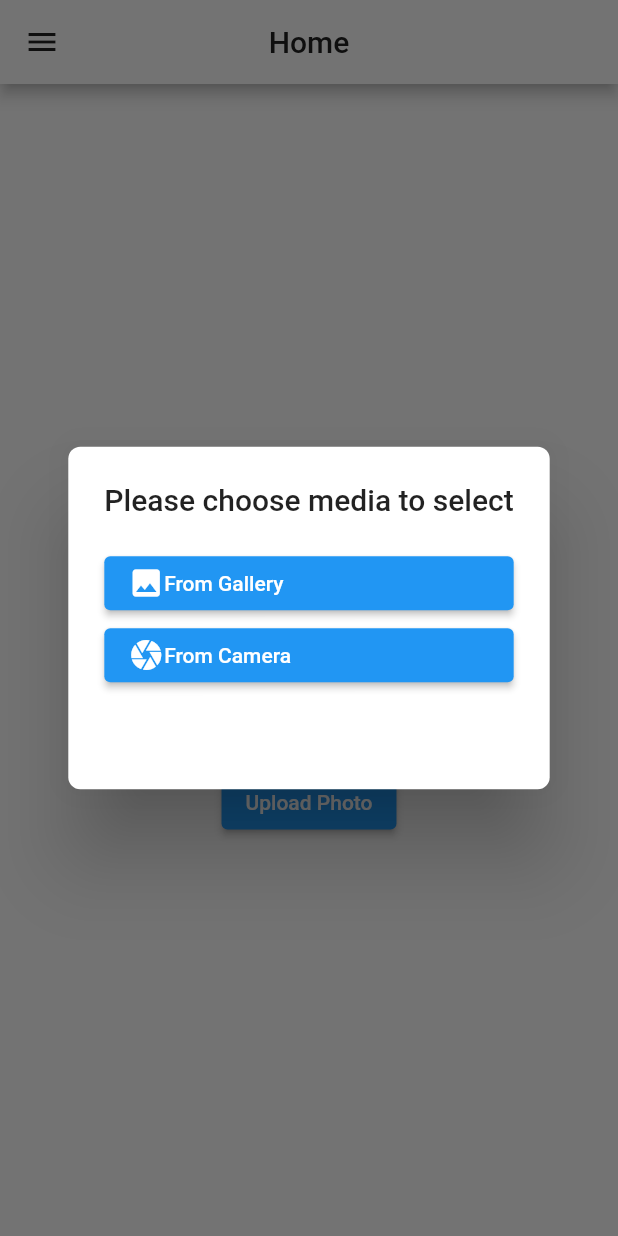
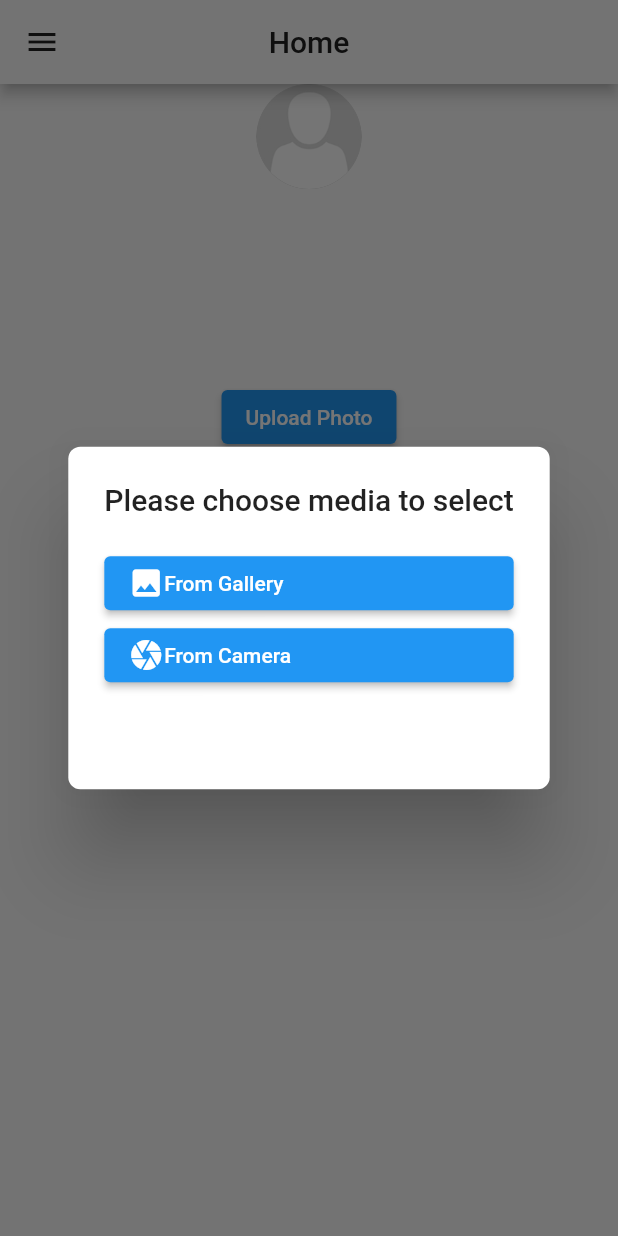
Before and after one commit to PackmarRionLouji/Pneumonia_detection_app, a Flutter app: the HomeScreen screen opened directly with empty values, after a tap on "Upload Photo", on a phone screen of 412 x 824 dp. Run offline on Flutter 3.47's test engine with Material 2 defaults, Android fonts, the phone set to English and light mode, and no system bars; our stand-ins replace bloc, cached_network_image, cloud_firestore, file_picker, firebase_auth, firebase_core and 6 more; missing offline and left inert: flutter_facebook_auth, the_apple_sign_in; accounts and stored records are empty.

Commit message:
Commiting upload file changes

```diff
--- a/lib/ui/home/home_screen.dart
+++ b/lib/ui/home/home_screen.dart
@@ -20,7 +20,6 @@ import '../auth/signUp/sign_up_bloc.dart';
 
 class HomeScreen extends StatefulWidget {
   final User user;
-
   const HomeScreen({Key? key, required this.user}) : super(key: key);
 
   @override
@@ -31,6 +30,7 @@ class _HomeState extends State<HomeScreen> {
   late User user;
   XFile? image;
   final ImagePicker picker = ImagePicker();
+  bool loading = false;
 
   @override
   void initState() {
@@ -39,10 +39,9 @@ class _HomeState extends State<HomeScreen> {
   }
 
   Future getImage(ImageSource media) async {
+    loading = true;
     var img = await picker.pickImage(source: media);
     File imageFile = File(img!.path);
-    Uint8List imageRaw = await imageFile.readAsBytes();
-    String data = await FireStoreUtils.uploadImageToServer(imageRaw);
     var map = <String, dynamic>{};
     map['image'] = img.path;
     try {
@@ -71,6 +70,7 @@ class _HomeState extends State<HomeScreen> {
     setState(() {
       image = img;
     });
+    loading = false;
   }
 
   void myAlert() {
@@ -215,7 +215,7 @@ class _HomeState extends State<HomeScreen> {
         ),
         body: Center(
           child: Column(
-            mainAxisAlignment: MainAxisAlignment.center,
+            mainAxisAlignment: MainAxisAlignment.start,
             mainAxisSize: MainAxisSize.max,
             crossAxisAlignment: CrossAxisAlignment.center,
             children: [
@@ -250,14 +250,16 @@ class _HomeState extends State<HomeScreen> {
               Padding(
                 padding: const EdgeInsets.only(
                     left: 8.0, top: 32, right: 8, bottom: 8),
-                child: Stack(
-                  alignment: Alignment.bottomCenter,
+                child: Column(
+                  mainAxisAlignment: MainAxisAlignment.start,
+                  mainAxisSize: MainAxisSize.max,
+                  crossAxisAlignment: CrossAxisAlignment.center,
                   children: [
                     ElevatedButton(
                       onPressed: () {
                         myAlert();
                       },
-                      child: const Text('Upload Photo'),
+                      child: loading ? const Text('Loading') : const Text('Upload Photo'),
                     ),
                     const SizedBox(
                       height: 10,
@@ -265,13 +267,18 @@ class _HomeState extends State<HomeScreen> {
                     //if image not null show the image
                     //if image null show text
                     image != null
-                        ? Stack(
+                        ? Column(
+                      mainAxisAlignment: MainAxisAlignment.start,
+                      mainAxisSize: MainAxisSize.max,
+                      crossAxisAlignment: CrossAxisAlignment.center,
                       children: [
                         ElevatedButton(
                           onPressed: () {
-                            image = null;
+                            setState(() {
+                              image = null;
+                            });
                           },
-                          child: const Text('Clean Image'),
+                          child: const Text('Clear Image'),
                         ),
                         const SizedBox(
                           height: 40,
```
